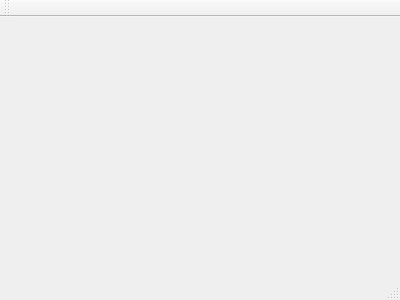
Qt form CarEmulatorApp/CMainWindow.ui (Jango73/CarEmulator) before a commit.
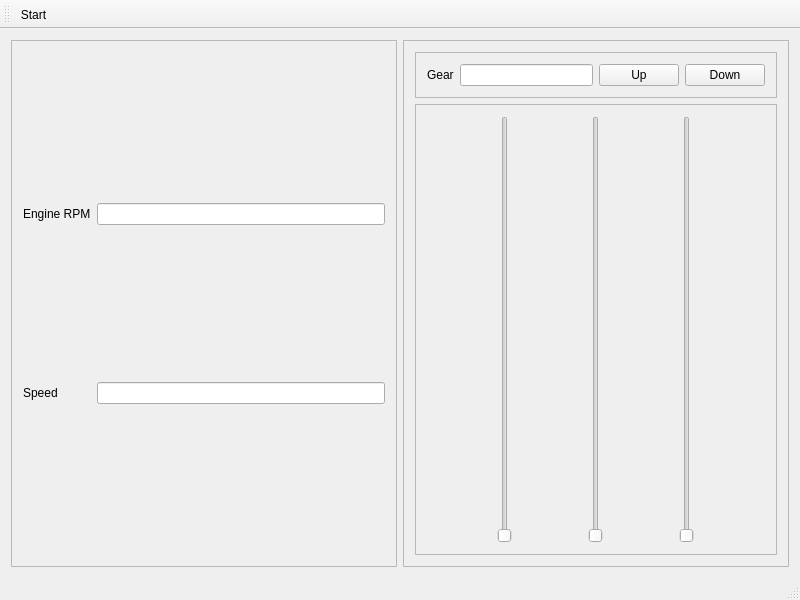
The same form after that commit.

The edit to the form file:
```diff
--- a/CarEmulatorApp/CMainWindow.ui
+++ b/CarEmulatorApp/CMainWindow.ui
@@ -1,24 +1,181 @@
 <ui version="4.0">
  <class>CMainWindow</class>
- <widget class="QMainWindow" name="CMainWindow" >
-  <property name="geometry" >
+ <widget class="QMainWindow" name="CMainWindow">
+  <property name="geometry">
    <rect>
     <x>0</x>
     <y>0</y>
-    <width>400</width>
-    <height>300</height>
+    <width>800</width>
+    <height>600</height>
    </rect>
   </property>
   <property name="windowTitle" >
    <string>CMainWindow</string>
   </property>
-  <widget class="QMenuBar" name="menuBar" />
-  <widget class="QToolBar" name="mainToolBar" />
-  <widget class="QWidget" name="centralWidget" />
-  <widget class="QStatusBar" name="statusBar" />
+  <widget class="QWidget" name="centralWidget">
+   <layout class="QHBoxLayout" name="horizontalLayout">
+    <item>
+     <widget class="QFrame" name="Values">
+      <property name="maximumSize">
+       <size>
+        <width>16777215</width>
+        <height>16777215</height>
+       </size>
+      </property>
+      <property name="frameShape">
+       <enum>QFrame::StyledPanel</enum>
+      </property>
+      <property name="frameShadow">
+       <enum>QFrame::Raised</enum>
+      </property>
+      <layout class="QGridLayout" name="gridLayout">
+       <item row="1" column="0">
+        <widget class="QLabel" name="label_2">
+         <property name="text">
+          <string>Speed</string>
+         </property>
+        </widget>
+       </item>
+       <item row="0" column="0">
+        <widget class="QLabel" name="label">
+         <property name="text">
+          <string>Engine RPM</string>
+         </property>
+        </widget>
+       </item>
+       <item row="0" column="1">
+        <widget class="QLineEdit" name="EngineRPM">
+         <property name="readOnly">
+          <bool>true</bool>
+         </property>
+        </widget>
+       </item>
+       <item row="1" column="1">
+        <widget class="QLineEdit" name="Speed">
+         <property name="readOnly">
+          <bool>true</bool>
+         </property>
+        </widget>
+       </item>
+      </layout>
+     </widget>
+    </item>
+    <item>
+     <widget class="QFrame" name="Gauges">
+      <property name="frameShape">
+       <enum>QFrame::StyledPanel</enum>
+      </property>
+      <property name="frameShadow">
+       <enum>QFrame::Raised</enum>
+      </property>
+      <layout class="QVBoxLayout" name="verticalLayout">
+       <item>
+        <widget class="QFrame" name="frame_2">
+         <property name="frameShape">
+          <enum>QFrame::StyledPanel</enum>
+         </property>
+         <property name="frameShadow">
+          <enum>QFrame::Raised</enum>
+         </property>
+         <layout class="QHBoxLayout" name="horizontalLayout_3">
+          <item>
+           <widget class="QLabel" name="label_3">
+            <property name="text">
+             <string>Gear</string>
+            </property>
+           </widget>
+          </item>
+          <item>
+           <widget class="QLineEdit" name="CurrentGear"/>
+          </item>
+          <item>
+           <widget class="QPushButton" name="GearUp">
+            <property name="text">
+             <string>Up</string>
+            </property>
+           </widget>
+          </item>
+          <item>
+           <widget class="QPushButton" name="GearDown">
+            <property name="text">
+             <string>Down</string>
+            </property>
+           </widget>
+          </item>
+         </layout>
+        </widget>
+       </item>
+       <item>
+        <widget class="QFrame" name="frame">
+         <property name="minimumSize">
+          <size>
+           <width>40</width>
+           <height>40</height>
+          </size>
+         </property>
+         <property name="frameShape">
+          <enum>QFrame::StyledPanel</enum>
+         </property>
+         <property name="frameShadow">
+          <enum>QFrame::Raised</enum>
+         </property>
+         <layout class="QHBoxLayout" name="horizontalLayout_2">
+          <item>
+           <widget class="QSlider" name="Clutch">
+            <property name="orientation">
+             <enum>Qt::Vertical</enum>
+            </property>
+           </widget>
+          </item>
+          <item>
+           <widget class="QSlider" name="Break">
+            <property name="orientation">
+             <enum>Qt::Vertical</enum>
+            </property>
+           </widget>
+          </item>
+          <item>
+           <widget class="QSlider" name="Gas">
+            <property name="orientation">
+             <enum>Qt::Vertical</enum>
+            </property>
+           </widget>
+          </item>
+         </layout>
+        </widget>
+       </item>
+      </layout>
+     </widget>
+    </item>
+   </layout>
+  </widget>
+  <widget class="QMenuBar" name="menuBar">
+   <property name="geometry">
+    <rect>
+     <x>0</x>
+     <y>0</y>
+     <width>800</width>
+     <height>21</height>
+    </rect>
+   </property>
+  </widget>
+  <widget class="QToolBar" name="mainToolBar">
+   <attribute name="toolBarArea">
+    <enum>TopToolBarArea</enum>
+   </attribute>
+   <attribute name="toolBarBreak">
+    <bool>true</bool>
+   </attribute>
+   <addaction name="actionStart"/>
+  </widget>
+  <widget class="QStatusBar" name="statusBar"/>
+  <action name="actionStart">
+   <property name="text">
+    <string>Start</string>
+   </property>
+  </action>
  </widget>
- <layoutDefault spacing="6" margin="11" />
- <pixmapfunction></pixmapfunction>
+ <layoutdefault spacing="6" margin="11"/>
  <resources/>
  <connections/>
 </ui>
```
Left out of the diff: 3 changed lines with no effect on the pictures.
